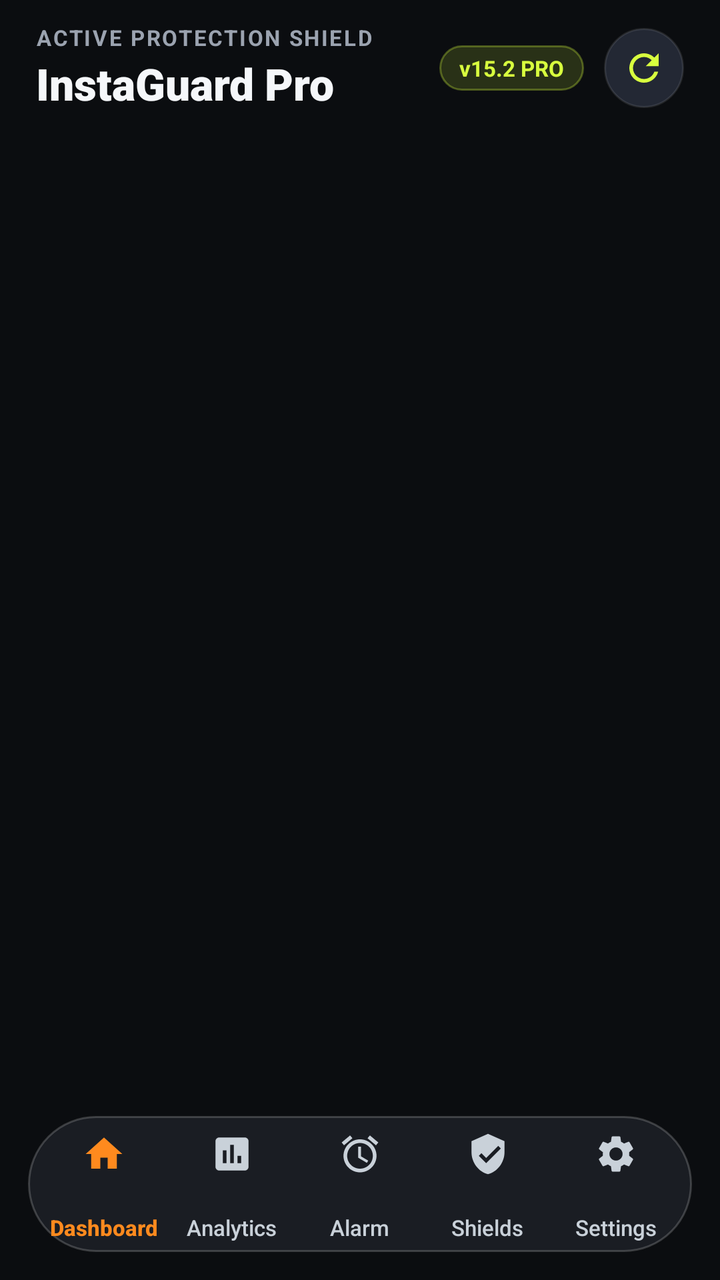
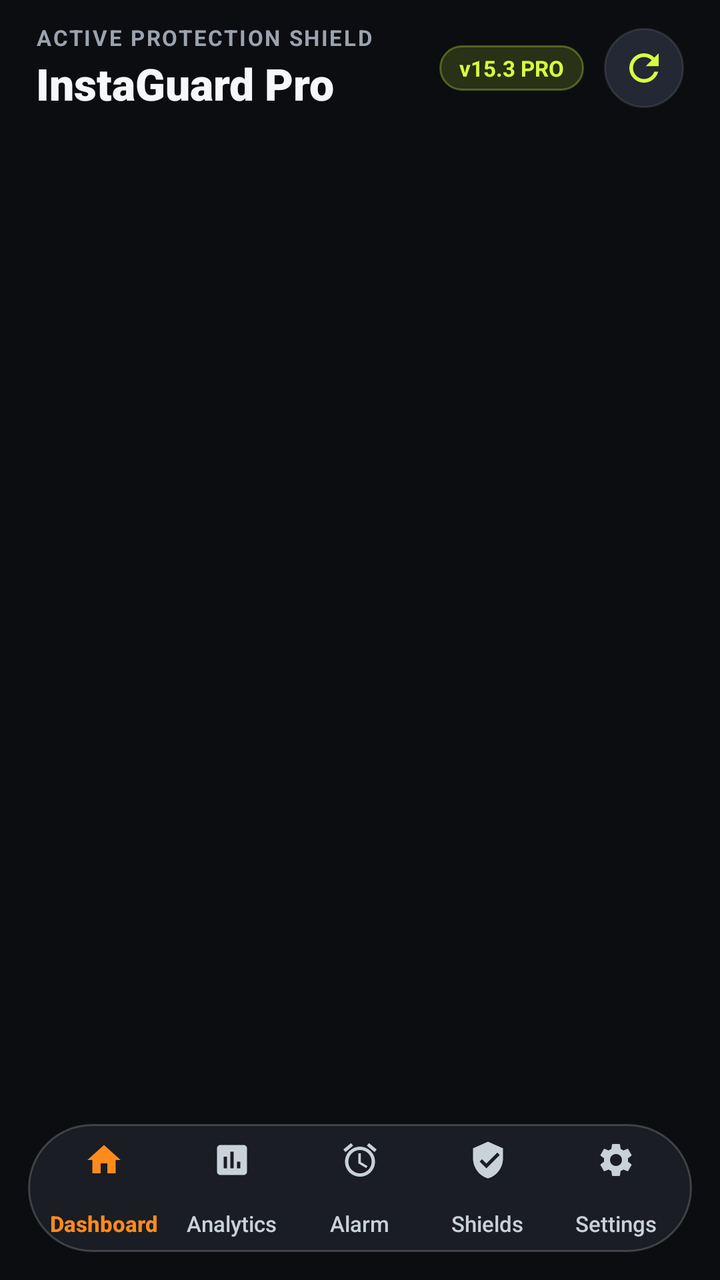

Compare the two renders of this Android layout. The source of the first and the diff that turns it into the second are given below.
<!-- AndroidManifest.xml: application theme Theme.InstaGuard -->
<!-- res/layout/activity_main.xml -->
<?xml version="1.0" encoding="utf-8"?>
<androidx.coordinatorlayout.widget.CoordinatorLayout
    xmlns:android="http://schemas.android.com/apk/res/android"
    xmlns:app="http://schemas.android.com/apk/res-auto"
    android:layout_width="match_parent"
    android:layout_height="match_parent"
    android:background="@color/ig_bg_canvas">

    
    <com.google.android.material.appbar.AppBarLayout
        android:id="@+id/appBarLayout"
        android:layout_width="match_parent"
        android:layout_height="wrap_content"
        android:background="@color/ig_bg_canvas"
        app:elevation="0dp">

        <androidx.appcompat.widget.Toolbar
            android:id="@+id/toolbarMain"
            android:layout_width="match_parent"
            android:layout_height="68dp"
            app:contentInsetStart="18dp"
            app:contentInsetEnd="18dp"
            app:contentInsetStartWithNavigation="0dp"
            app:title=""
            app:titleTextColor="@color/ig_text_primary">

            
            <LinearLayout
                android:layout_width="wrap_content"
                android:layout_height="wrap_content"
                android:layout_gravity="start|center_vertical"
                android:orientation="vertical">

                <TextView
                    android:id="@+id/tvToolbarSubtitle"
                    android:layout_width="wrap_content"
                    android:layout_height="wrap_content"
                    android:text="ACTIVE PROTECTION SHIELD"
                    android:textColor="@color/ig_text_secondary"
                    android:textSize="11sp"
                    android:textStyle="bold"
                    android:letterSpacing="0.08" />

                <TextView
                    android:id="@+id/tvToolbarTitle"
                    android:layout_width="wrap_content"
                    android:layout_height="wrap_content"
                    android:layout_marginTop="1dp"
                    android:fontFamily="sans-serif-black"
                    android:text="InstaGuard Pro"
                    android:textColor="@color/ig_text_primary"
                    android:textSize="22sp"
                    android:textStyle="bold" />
            </LinearLayout>

            
            <LinearLayout
                android:layout_width="wrap_content"
                android:layout_height="wrap_content"
                android:layout_gravity="end|center_vertical"
                android:layout_marginEnd="18dp"
                android:gravity="center_vertical"
                android:orientation="horizontal">

                <TextView
                    android:id="@+id/tvToolbarBadge"
                    android:layout_width="wrap_content"
                    android:layout_height="wrap_content"
                    android:layout_marginEnd="10dp"
                    android:background="@drawable/bg_pill_version"
                    android:paddingHorizontal="10dp"
                    android:paddingVertical="4dp"
                    android:text="v15.2 PRO"
                    android:textColor="@color/ig_accent_primary"
                    android:textSize="11sp"
                    android:textStyle="bold" />

                <ImageButton
                    android:id="@+id/btnRefresh"
                    android:layout_width="40dp"
                    android:layout_height="40dp"
                    android:background="@drawable/bg_icon_circle_surface"
                    android:contentDescription="@string/btn_refresh"
                    android:padding="9dp"
                    android:scaleType="centerInside"
                    android:src="@drawable/ic_refresh"
                    app:tint="@color/ig_accent_primary" />
            </LinearLayout>

        </androidx.appcompat.widget.Toolbar>
    </com.google.android.material.appbar.AppBarLayout>

    
    <FrameLayout
        android:id="@+id/fragmentContainer"
        android:layout_width="match_parent"
        android:layout_height="match_parent"
        android:clipChildren="true"
        android:clipToPadding="true"
        app:layout_behavior="@string/appbar_scrolling_view_behavior" />

    
    <FrameLayout
        android:id="@+id/floatingNavDockContainer"
        android:layout_width="match_parent"
        android:layout_height="@dimen/ig_dock_height"
        android:layout_gravity="bottom"
        android:layout_marginHorizontal="14dp"
        android:layout_marginBottom="14dp"
        android:background="@drawable/bg_floating_nav_dock"
        android:clipChildren="false"
        android:clipToPadding="false"
        android:elevation="20dp"
        android:paddingHorizontal="6dp">

        
        <View
            android:id="@+id/navSlidingPillIndicator"
            android:layout_width="0dp"
            android:layout_height="match_parent"
            android:layout_gravity="start|center_vertical"
            android:layout_marginVertical="6dp"
            android:background="@drawable/bg_floating_nav_item_active" />

        <com.google.android.material.bottomnavigation.BottomNavigationView
            android:id="@+id/bottomNavigationView"
            android:layout_width="match_parent"
            android:layout_height="match_parent"
            android:background="@android:color/transparent"
            app:elevation="0dp"
            app:itemBackground="@android:color/transparent"
            app:itemActiveIndicatorStyle="@style/Widget.InstaGuard.BottomNavigationView.ActiveIndicator"
            app:itemIconSize="22dp"
            app:itemIconTint="@color/bottom_nav_color_selector"
            app:itemPaddingBottom="8dp"
            app:itemPaddingTop="8dp"
            app:itemRippleColor="@android:color/transparent"
            app:itemTextAppearanceActive="@style/BottomNavLabelActive"
            app:itemTextAppearanceInactive="@style/BottomNavLabel"
            app:itemTextColor="@color/bottom_nav_color_selector"
            app:labelVisibilityMode="labeled"
            app:menu="@menu/bottom_nav_menu" />
    </FrameLayout>

</androidx.coordinatorlayout.widget.CoordinatorLayout>
<!-- resources referenced by this layout -->
<resources>
  <color name="ig_accent_primary">#D8FF3E</color>
  <color name="ig_bg_canvas">#0B0D10</color>
  <color name="ig_text_primary">#F5F7FA</color>
  <color name="ig_text_secondary">#9BA3B0</color>
  <dimen name="ig_dock_height">68dp</dimen>
  <!-- drawable bg_floating_nav_dock (drawable) -->
  <?xml version="1.0" encoding="utf-8"?>
  <shape xmlns:android="http://schemas.android.com/apk/res/android"
      android:shape="rectangle">
      <solid android:color="#E81C1F26" />
      <corners android:radius="36dp" />
      <stroke
          android:width="1dp"
          android:color="#30FFFFFF" />
  </shape>
  <!-- drawable bg_floating_nav_item_active (drawable) -->
  <?xml version="1.0" encoding="utf-8"?>
  <shape xmlns:android="http://schemas.android.com/apk/res/android"
      android:shape="rectangle">
      <solid android:color="#2E333F" />
      <corners android:radius="28dp" />
      <stroke
          android:width="1dp"
          android:color="#24FFFFFF" />
  </shape>
  <!-- drawable bg_icon_circle_surface (drawable) -->
  <?xml version="1.0" encoding="utf-8"?>
  <shape xmlns:android="http://schemas.android.com/apk/res/android"
      android:shape="oval">
      <solid android:color="#232834" />
      <stroke
          android:width="1dp"
          android:color="#1AFFFFFF" />
  </shape>
  <!-- drawable bg_pill_version (drawable) -->
  <?xml version="1.0" encoding="utf-8"?>
  <shape xmlns:android="http://schemas.android.com/apk/res/android"
      android:shape="rectangle">
      <solid android:color="#26D8FF3E" />
      <corners android:radius="50dp" />
      <stroke
          android:width="1dp"
          android:color="#4DD8FF3E" />
  </shape>
  <!-- drawable ic_refresh (drawable) -->
  <vector xmlns:android="http://schemas.android.com/apk/res/android"
      android:width="24dp"
      android:height="24dp"
      android:viewportWidth="24"
      android:viewportHeight="24">
      <path
          android:fillColor="#FFFFFFFF"
          android:pathData="M17.65,6.35C16.2,4.9 14.21,4 12,4c-4.42,0 -7.99,3.58 -7.99,8s3.57,8 7.99,8c3.73,0 6.84,-2.55 7.73,-6h-2.08c-0.82,2.33 -3.04,4 -5.65,4 -3.31,0 -6,-2.69 -6,-6s2.69,-6 6,-6c1.66,0 3.14,0.69 4.22,1.78L13,11h7V4l-2.35,2.35z" />
  </vector>
  <string name="btn_refresh">Refresh Stats</string>
  <style name="BottomNavLabel" parent="@android:style/TextAppearance.Small">
          <item name="android:textSize">11sp</item>
          <item name="android:fontFamily">sans-serif-medium</item>
          <item name="android:maxLines">1</item>
      </style>
  <style name="BottomNavLabelActive" parent="@android:style/TextAppearance.Small">
          <item name="android:textSize">11sp</item>
          <item name="android:fontFamily">sans-serif-medium</item>
          <item name="android:textStyle">bold</item>
          <item name="android:maxLines">1</item>
      </style>
  <style name="Widget.InstaGuard.BottomNavigationView.ActiveIndicator" parent="Widget.Material3.BottomNavigationView.ActiveIndicator">
          <item name="android:color">@android:color/transparent</item>
      </style>
  <style name="Theme.InstaGuard" parent="Theme.Material3.Dark.NoActionBar">
          <item name="colorPrimary">@color/ig_accent_primary</item>
          <item name="colorPrimaryVariant">@color/primary_dark</item>
          <item name="colorOnPrimary">@color/ig_text_on_accent</item>
          <item name="colorSecondary">@color/ig_accent_amber</item>
          <item name="android:statusBarColor">@color/ig_bg_canvas</item>
          <item name="android:navigationBarColor">@color/ig_bg_canvas</item>
          <item name="android:windowLightStatusBar" tools:targetApi="m">false</item>
          <item name="android:windowLightNavigationBar" tools:targetApi="o_mr1">false</item>
          <item name="android:windowBackground">@color/ig_bg_canvas</item>
      </style>
  <color name="primary_dark">#B8E020</color>
  <color name="ig_text_on_accent">#0B0D10</color>
  <color name="ig_accent_amber">#FF8A1E</color>
</resources>

<!-- the commit's change to res/layout/activity_main.xml (unified diff, before → after) -->
@@ -70,7 +70,7 @@
                     android:background="@drawable/bg_pill_version"
                     android:paddingHorizontal="10dp"
                     android:paddingVertical="4dp"
-                    android:text="v15.2 PRO"
+                    android:text="v15.3 PRO"
                     android:textColor="@color/ig_accent_primary"
                     android:textSize="11sp"
                     android:textStyle="bold" />
@@ -117,23 +117,23 @@
         <View
             android:id="@+id/navSlidingPillIndicator"
             android:layout_width="0dp"
-            android:layout_height="match_parent"
+            android:layout_height="52dp"
             android:layout_gravity="start|center_vertical"
-            android:layout_marginVertical="6dp"
             android:background="@drawable/bg_floating_nav_item_active" />
 
         <com.google.android.material.bottomnavigation.BottomNavigationView
             android:id="@+id/bottomNavigationView"
             android:layout_width="match_parent"
-            android:layout_height="match_parent"
+            android:layout_height="64dp"
+            android:minHeight="56dp"
             android:background="@android:color/transparent"
             app:elevation="0dp"
             app:itemBackground="@android:color/transparent"
             app:itemActiveIndicatorStyle="@style/Widget.InstaGuard.BottomNavigationView.ActiveIndicator"
-            app:itemIconSize="22dp"
+            app:itemIconSize="20dp"
             app:itemIconTint="@color/bottom_nav_color_selector"
-            app:itemPaddingBottom="8dp"
             app:itemPaddingTop="8dp"
+            app:itemPaddingBottom="10dp"
             app:itemRippleColor="@android:color/transparent"
             app:itemTextAppearanceActive="@style/BottomNavLabelActive"
             app:itemTextAppearanceInactive="@style/BottomNavLabel"
<!-- resource entries referenced after the edit -->
@@ -4,13 +4,13 @@
   <color name="ig_bg_canvas">#0B0D10</color>
   <color name="ig_text_primary">#F5F7FA</color>
   <color name="ig_text_secondary">#9BA3B0</color>
-  <dimen name="ig_dock_height">68dp</dimen>
+  <dimen name="ig_dock_height">64dp</dimen>
   <!-- drawable bg_floating_nav_dock (drawable) -->
   <?xml version="1.0" encoding="utf-8"?>
   <shape xmlns:android="http://schemas.android.com/apk/res/android"
       android:shape="rectangle">
       <solid android:color="#E81C1F26" />
-      <corners android:radius="36dp" />
+      <corners android:radius="32dp" />
       <stroke
           android:width="1dp"
           android:color="#30FFFFFF" />
@@ -20,7 +20,7 @@
   <shape xmlns:android="http://schemas.android.com/apk/res/android"
       android:shape="rectangle">
       <solid android:color="#2E333F" />
-      <corners android:radius="28dp" />
+      <corners android:radius="26dp" />
       <stroke
           android:width="1dp"
           android:color="#24FFFFFF" />
@@ -58,12 +58,14 @@
   <style name="BottomNavLabel" parent="@android:style/TextAppearance.Small">
           <item name="android:textSize">11sp</item>
           <item name="android:fontFamily">sans-serif-medium</item>
+          <item name="android:includeFontPadding">false</item>
           <item name="android:maxLines">1</item>
       </style>
   <style name="BottomNavLabelActive" parent="@android:style/TextAppearance.Small">
           <item name="android:textSize">11sp</item>
           <item name="android:fontFamily">sans-serif-medium</item>
           <item name="android:textStyle">bold</item>
+          <item name="android:includeFontPadding">false</item>
           <item name="android:maxLines">1</item>
       </style>
   <style name="Widget.InstaGuard.BottomNavigationView.ActiveIndicator" parent="Widget.Material3.BottomNavigationView.ActiveIndicator">
